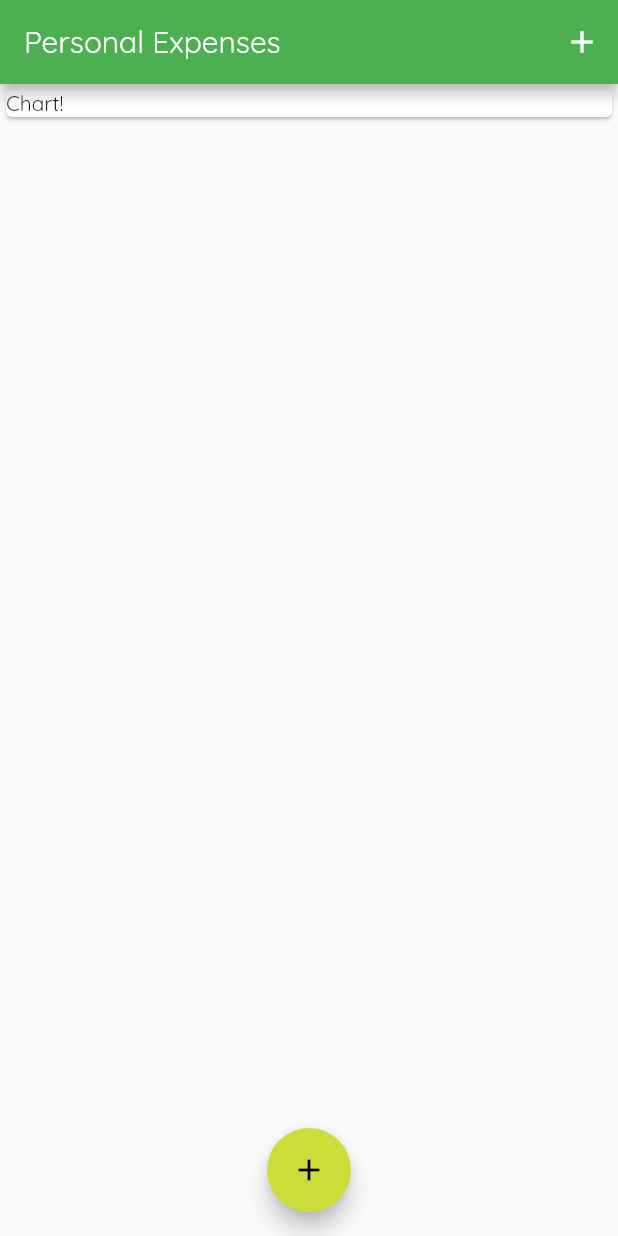
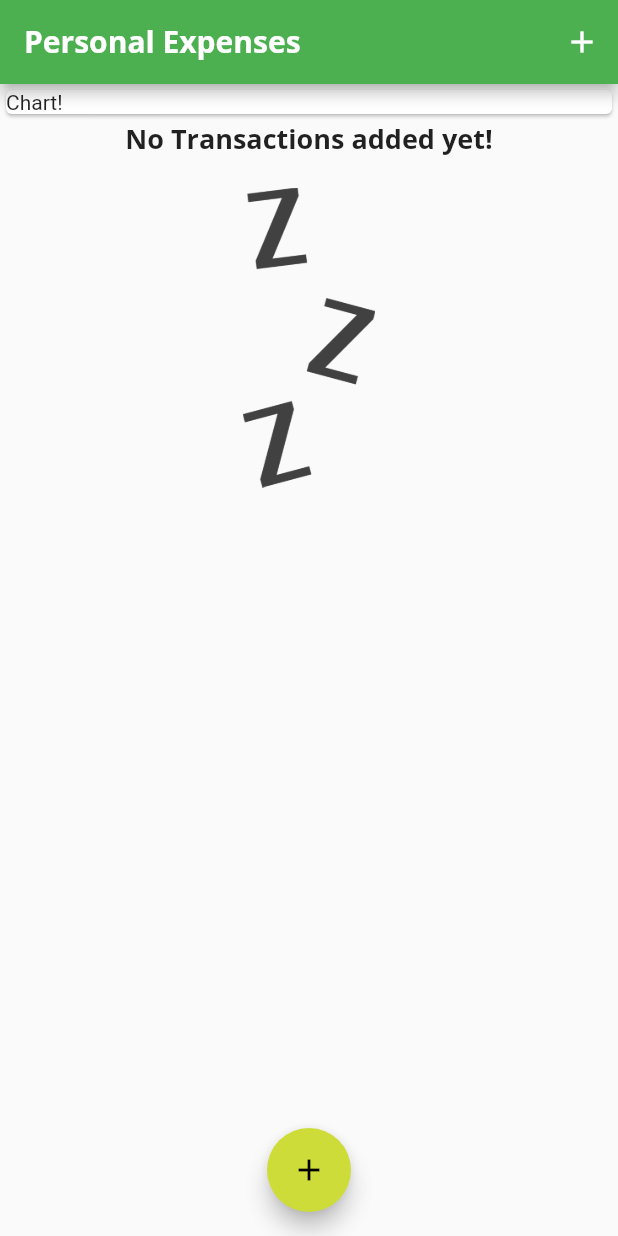
Before and after one commit to wlren/flutter-expenses, a Flutter app: the screen it shows after launch, on a phone screen of 412 x 824 dp. Run offline on Flutter 3.47's test engine with Material 2 defaults, Android fonts, the phone set to English and light mode, and no system bars.

Commit message:
Add waiting image

```diff
--- a/lib/main.dart
+++ b/lib/main.dart
@@ -12,10 +12,23 @@ class MyApp extends StatelessWidget {
     return MaterialApp(
       title: 'Personal Expenses',
       theme: ThemeData(
-        primarySwatch: Colors.green,
-        accentColor: Colors.lime,
-        fontFamily: 'Quicksand',
-      ),
+          primarySwatch: Colors.green,
+          accentColor: Colors.lime,
+          fontFamily: 'Quicksand',
+          textTheme: ThemeData.light().textTheme.copyWith(
+                  title: TextStyle(
+                fontFamily: 'OpenSans',
+                fontWeight: FontWeight.bold,
+                fontSize: 18,
+              )),
+          appBarTheme: AppBarTheme(
+            textTheme: ThemeData.light().textTheme.copyWith(
+                    title: TextStyle(
+                  fontFamily: 'OpenSans',
+                  fontSize: 20,
+                  fontWeight: FontWeight.bold,
+                )),
+          )),
       home: MyHomePage(),
     );
   }
@@ -57,7 +70,9 @@ class _MyHomePageState extends State<MyHomePage> {
   Widget build(BuildContext context) {
     return Scaffold(
       appBar: AppBar(
-        title: Text('Personal Expenses'),
+        title: Text(
+          'Personal Expenses',
+        ),
         actions: [
           IconButton(
             icon: Icon(Icons.add),
--- a/lib/widgets/transaction_list.dart
+++ b/lib/widgets/transaction_list.dart
@@ -1,3 +1,5 @@
+import 'dart:ui';
+
 import 'package:flutter/material.dart';
 import 'package:intl/intl.dart';
 
@@ -12,7 +14,26 @@ class TransactionList extends StatelessWidget {
   Widget build(BuildContext context) {
     return Container(
       height: 600,
-      child: ListView.builder(
+      child: transactions.isEmpty
+          ? Column(
+              children: [
+                Text(
+                  'No Transactions added yet!',
+                  style: Theme.of(context).textTheme.title,
+                ),
+                SizedBox(
+                  height: 20,
+                ),
+                Container(
+                  height: 200,
+                  child: Image.asset(
+                    'assets/images/waiting.png',
+                    fit: BoxFit.cover,
+                  ),
+                ),
+              ],
+            )
+          : ListView.builder(
               itemBuilder: (ctx, index) {
                 return Card(
                   child: Row(
@@ -43,13 +64,11 @@ class TransactionList extends StatelessWidget {
                         children: [
                           Text(
                             transactions[index].title,
-                      style: TextStyle(
-                        fontSize: 16,
-                        fontWeight: FontWeight.bold,
-                      ),
+                            style: Theme.of(context).textTheme.title,
                           ),
                           Text(
-                      DateFormat('yyyy-MM-dd').format(transactions[index].date),
+                            DateFormat('yyyy-MM-dd')
+                                .format(transactions[index].date),
                             style: TextStyle(
                               color: Colors.grey,
                             ),
--- a/pubspec.yaml
+++ b/pubspec.yaml
@@ -44,8 +44,8 @@ flutter:
   uses-material-design: true
 
   # To add assets to your application, add an assets section, like this:
-  # assets:
-  #   - images/a_dot_burr.jpeg
+  assets:
+    - assets/images/waiting.png
   #   - images/a_dot_ham.jpeg
 
   # An image asset can refer to one or more resolution-specific "variants", see
```
Also changed, not shown: assets/images/waiting.png (added). Lines whose indentation alone changed are shown as unchanged.
